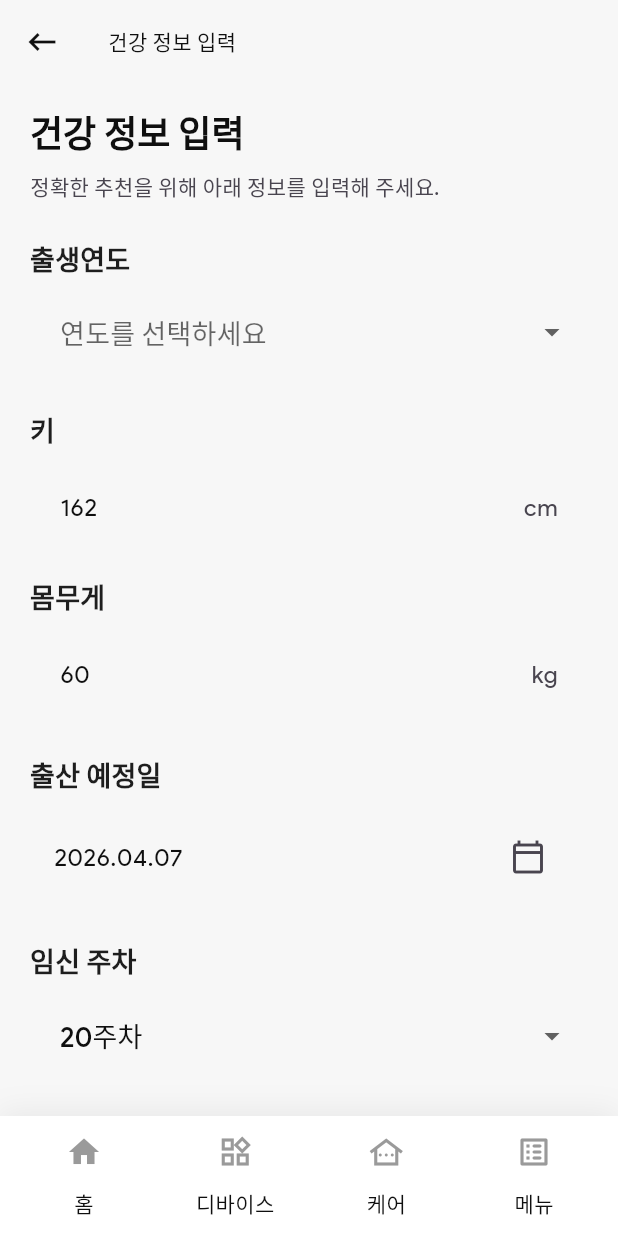
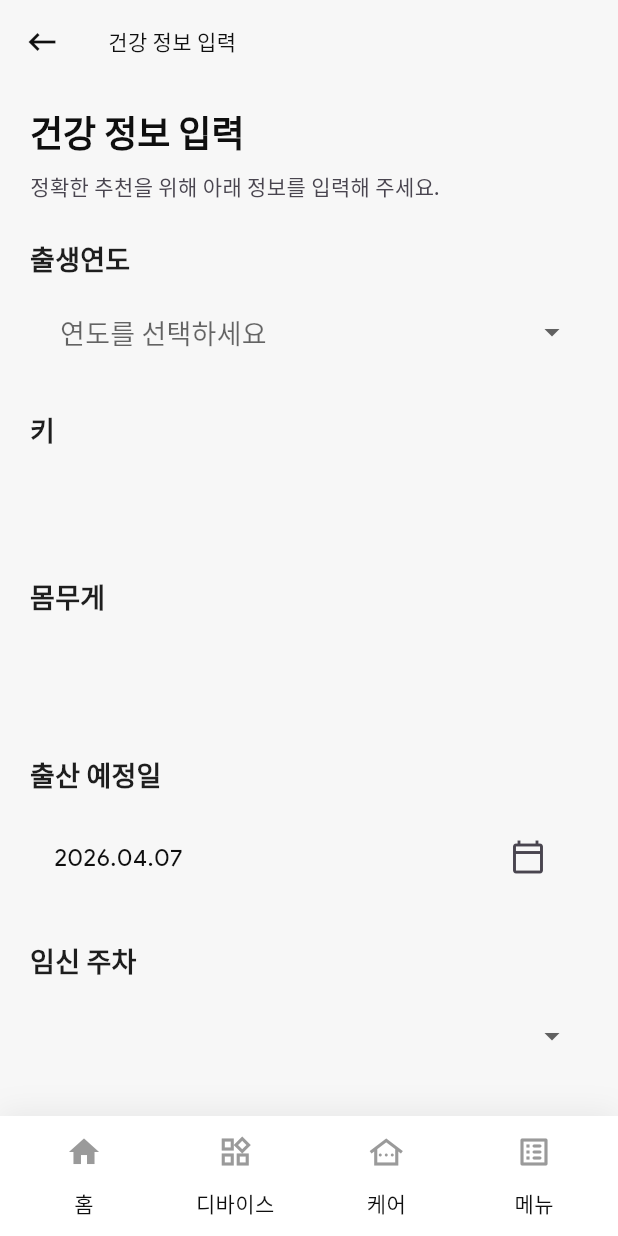
Before and after one commit to Uzzzi-bit/DX_Ontime_Project-, a Flutter app: the HealthInfoScreen screen opened by its route, on a phone screen of 412 x 824 dp. Run offline on Flutter 3.47's test engine with Material 3 defaults, Android fonts, the phone set to English and light mode, and no system bars; our stand-ins replace cloud_firestore, firebase_auth, firebase_core, firebase_storage, fl_chart, flutter_bounceable and 3 more; accounts and stored records are empty; network calls fail.

Commit message:
헬스 인포 페이지 디폴트 값 수정

```diff
--- a/lib/page/health_info_pages.dart
+++ b/lib/page/health_info_pages.dart
@@ -38,11 +38,11 @@ class _HealthInfoScreenState extends State<HealthInfoScreen> {
     '조개류',
   ];
 
-  final TextEditingController _heightController = TextEditingController(text: '162');
-  final TextEditingController _weightController = TextEditingController(text: '60');
+  final TextEditingController _heightController = TextEditingController(text: '');
+  final TextEditingController _weightController = TextEditingController(text: '');
 
   String? _selectedBirthYear;
-  int _selectedWeek = 20;
+  int _selectedWeek = 0;
   bool _hasGestationalDiabetes = false;
   DateTime? _expectedDueDate = DateTime.now().add(const Duration(days: 120));
   final Set<String> _selectedAllergies = {'우유', '땅콩'};
```
